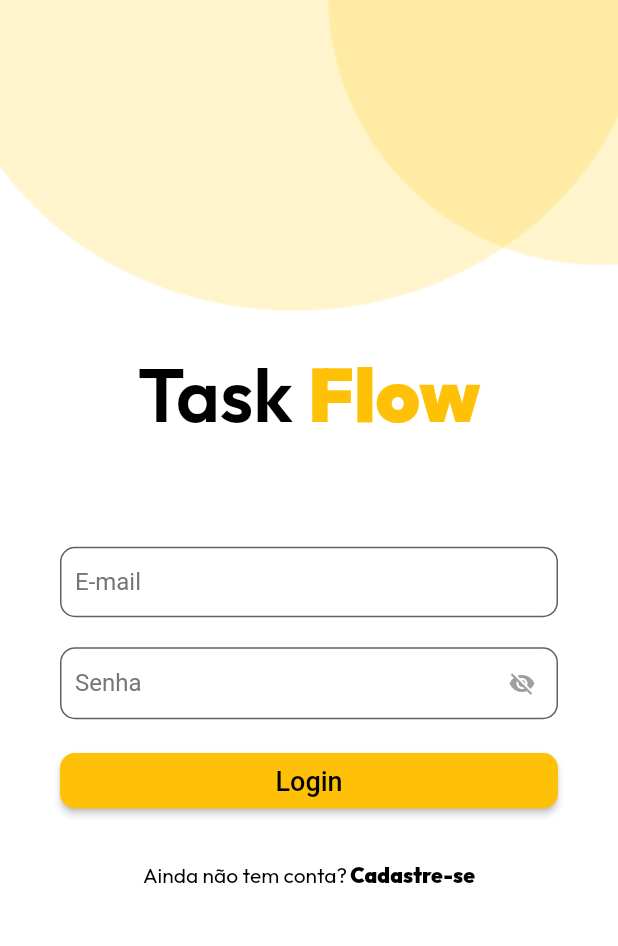
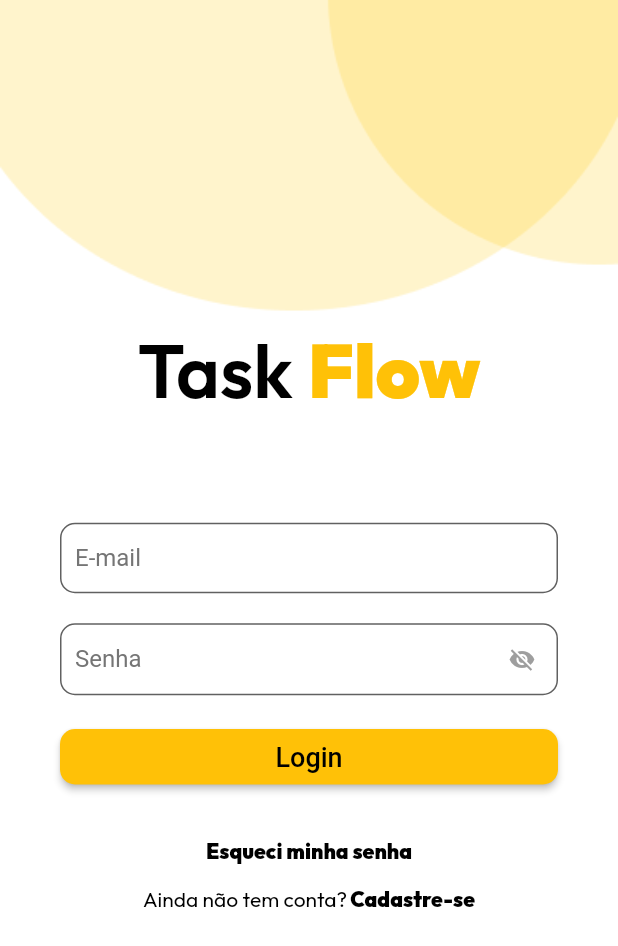
Before and after one commit to samuelsilvati/task-flow-mobile, a Flutter app: the screen it shows after launch, on a phone screen of 412 x 824 dp. Shown: the top 946 px of the screen. Run offline on Flutter 3.47's test engine with Material 2 defaults, Android fonts, the phone set to English and light mode, and no system bars; our stand-ins replace dio, flutter_dotenv, google_fonts, jwt_decoder, shared_preferences.

Commit message:
add recovery password link

```diff
--- a/lib/widgets/auth_form.dart
+++ b/lib/widgets/auth_form.dart
@@ -189,6 +189,19 @@ class AuthFormState extends State<AuthForm> {
           const SizedBox(
             height: 30,
           ),
+          Column(
+            children: [
+              InkWell(
+                onTap: () async {},
+                child: const Text("Esqueci minha senha",
+                    style: TextStyle(
+                        fontSize: 14,
+                        color: Colors.black,
+                        fontWeight: FontWeight.w900)),
+              ),
+              const SizedBox(
+                height: 14,
+              ),
               Row(
                 mainAxisAlignment: MainAxisAlignment.center,
                 children: [
@@ -211,6 +224,8 @@ class AuthFormState extends State<AuthForm> {
               ),
             ],
           ),
+        ],
+      ),
     );
   }
 }
```
Lines whose indentation alone changed are shown as unchanged.
